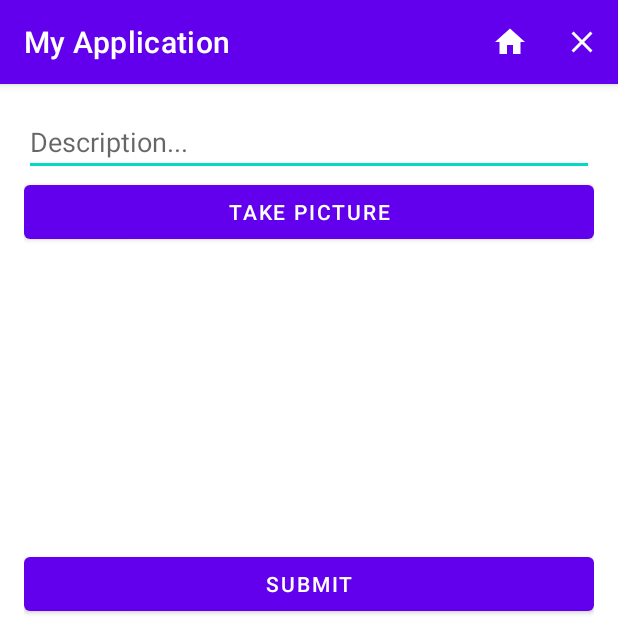
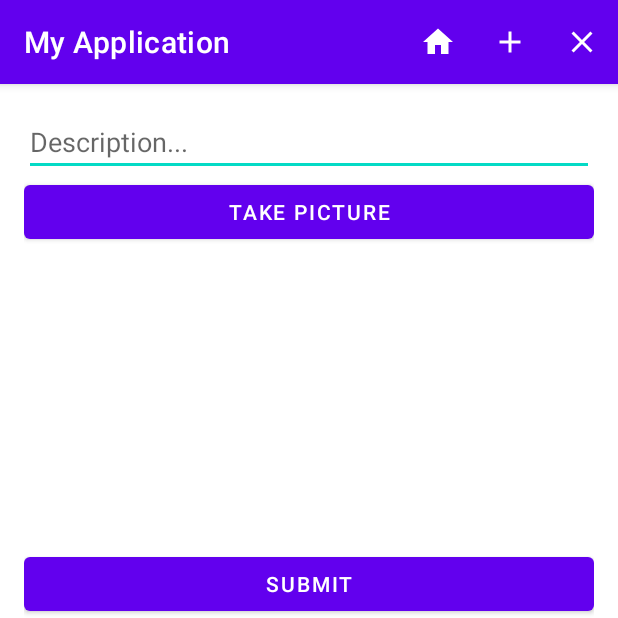
Before and after one commit to anikapatel999/Instagram, an Android app: the ComposeActivity screen opened directly, with no data from a screen before it, on a phone screen of 412 x 824 dp, the top half of it. Run offline under Robolectric (Android 15) with nearby library versions, the phone set to English and light mode, and no system bars; libraries missing offline, so code that uses them is left out: com.parse.

Commit message:
Step 6 part 2 Push

```diff
--- a/app/build.gradle
+++ b/app/build.gradle
@@ -1,6 +1,7 @@
 plugins {
     id 'com.android.application'
 }
+apply plugin: 'com.android.application'
 
 android {
     compileSdk 32
@@ -43,4 +44,6 @@ dependencies {
     implementation 'com.github.bumptech.glide:glide:4.12.0'
     // Glide v4 uses this new annotation processor -- see https://bumptech.github.io/glide/doc/generatedapi.html
     annotationProcessor 'com.github.bumptech.glide:compiler:4.12.0'
+
+    implementation 'androidx.swiperefreshlayout:swiperefreshlayout:1.1.0'
 }
--- a/app/src/main/java/com/example/myapplication/ComposeActivity.java
+++ b/app/src/main/java/com/example/myapplication/ComposeActivity.java
@@ -184,4 +184,8 @@ public class ComposeActivity extends AppCompatActivity {
         Intent intent = new Intent(ComposeActivity.this, FeedActivity.class);
         startActivity(intent);
     }
+    public void onCompose(MenuItem item) {
+        Intent intent = new Intent(ComposeActivity.this, ComposeActivity.class);
+        startActivity(intent);
+    }
 }
--- /dev/null
+++ b/app/src/main/res/drawable/ic_baseline_add_24.xml
@@ -0,0 +1,5 @@
+<vector android:height="24dp" android:tint="#FFFFFF"
+    android:viewportHeight="24" android:viewportWidth="24"
+    android:width="24dp" xmlns:android="http://schemas.android.com/apk/res/android">
+    <path android:fillColor="@android:color/white" android:pathData="M19,13h-6v6h-2v-6H5v-2h6V5h2v6h6v2z"/>
+</vector>
--- a/app/src/main/res/menu/actionbarmenu.xml
+++ b/app/src/main/res/menu/actionbarmenu.xml
@@ -9,6 +9,12 @@
         app:showAsAction="ifRoom"
         android:onClick="onFeed"/>
     <item
+        android:id="@+id/compose"
+        android:title="@string/feed"
+        android:icon="@drawable/ic_baseline_add_24"
+        app:showAsAction="ifRoom"
+        android:onClick="onCompose"/>
+    <item
         android:id="@+id/logout"
         android:title="@string/log_out"
         android:icon="@drawable/ic_baseline_close_24"
--- a/build.gradle
+++ b/build.gradle
@@ -15,6 +15,7 @@ plugins {
     id 'com.android.library' version '7.2.1' apply false
 }
 
+
 task clean(type: Delete) {
     delete rootProject.buildDir
 }
```
Also changed, not shown: app/src/main/java/com/example/myapplication/FeedActivity.java (+41 -0 lines), app/src/main/java/com/example/myapplication/PostsAdapter.java (+13 -0 lines), app/src/main/res/layout/activity_feed.xml (+13 -5 lines).
